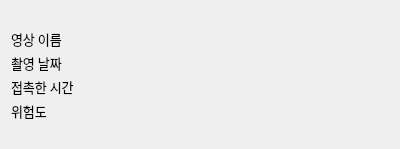
Qt form UI/contactorItem.ui (Adel-es/multi_covid19_cctv_analyzer) before a commit.
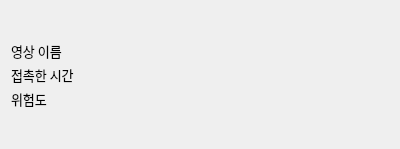
The same form after that commit.

Patch:
```diff
--- a/UI/contactorItem.ui
+++ b/UI/contactorItem.ui
@@ -13,11 +13,11 @@
   <property name="windowTitle">
    <string>Form</string>
   </property>
-  <layout class="QGridLayout" name="gridLayout">
-   <item row="0" column="0">
+  <layout class="QHBoxLayout" name="horizontalLayout" stretch="1,4">
+   <item>
     <layout class="QHBoxLayout" name="thumbnail_layout"/>
    </item>
-   <item row="0" column="1">
+   <item>
     <layout class="QFormLayout" name="formLayout">
      <property name="rowWrapPolicy">
       <enum>QFormLayout::WrapLongRows</enum>
@@ -64,38 +64,6 @@
       </widget>
      </item>
      <item row="1" column="0">
-      <widget class="QLabel" name="label_3">
-       <property name="font">
-        <font>
-         <family>-윤고딕310</family>
-         <pointsize>10</pointsize>
-        </font>
-       </property>
-       <property name="text">
-        <string>촬영 날짜</string>
-       </property>
-       <property name="wordWrap">
-        <bool>true</bool>
-       </property>
-      </widget>
-     </item>
-     <item row="1" column="1">
-      <widget class="QLabel" name="date_label">
-       <property name="font">
-        <font>
-         <family>-윤고딕310</family>
-         <pointsize>10</pointsize>
-        </font>
-       </property>
-       <property name="text">
-        <string/>
-       </property>
-       <property name="wordWrap">
-        <bool>true</bool>
-       </property>
-      </widget>
-     </item>
-     <item row="2" column="0">
       <widget class="QLabel" name="label_5">
        <property name="font">
         <font>
@@ -111,7 +79,7 @@
        </property>
       </widget>
      </item>
-     <item row="2" column="1">
+     <item row="1" column="1">
       <widget class="QLabel" name="time_label">
        <property name="font">
         <font>
@@ -127,7 +95,7 @@
        </property>
       </widget>
      </item>
-     <item row="3" column="0">
+     <item row="2" column="0">
       <widget class="QLabel" name="label_7">
        <property name="font">
         <font>
@@ -143,7 +111,7 @@
        </property>
       </widget>
      </item>
-     <item row="3" column="1">
+     <item row="2" column="1">
       <widget class="QLabel" name="dangerous_score_label">
        <property name="font">
         <font>
```
